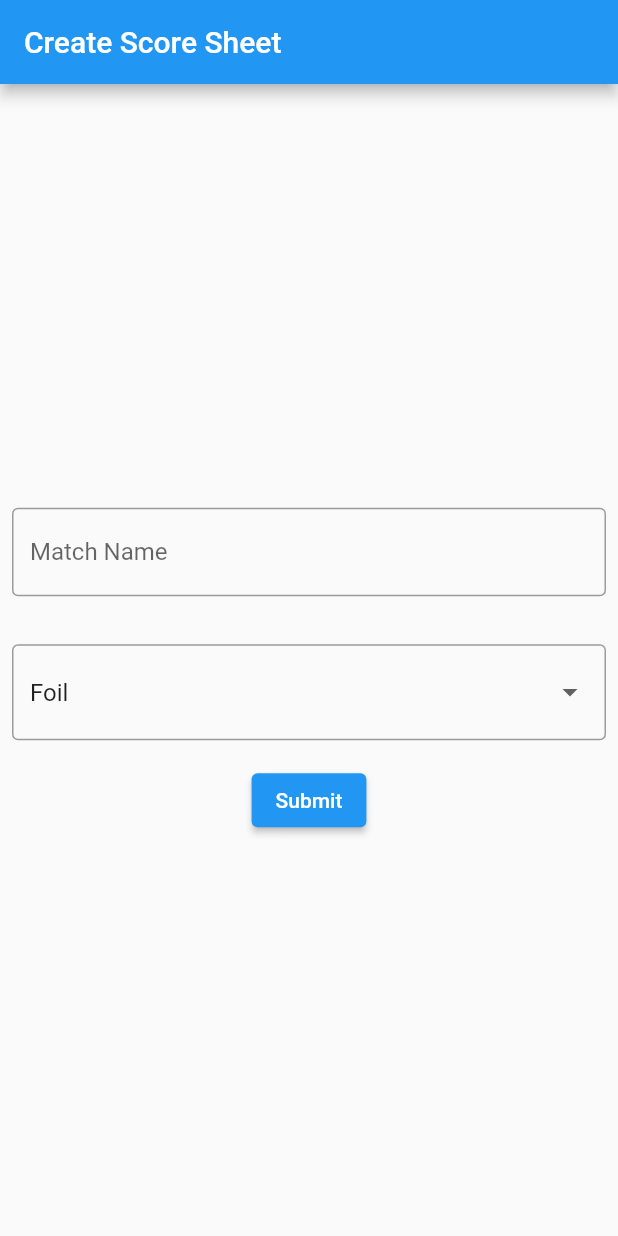
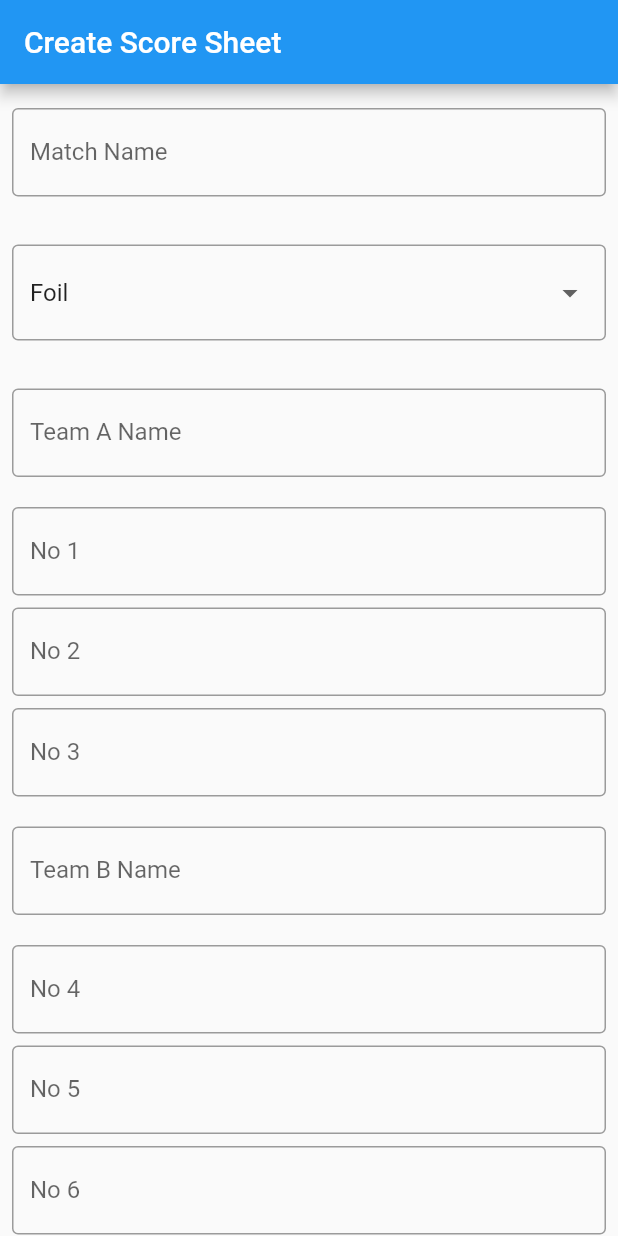
Before and after one commit to mattchan598/fencing_scoring_app, a Flutter app: the screen it shows after launch, on a phone screen of 412 x 824 dp. Run offline on Flutter 3.47's test engine with Material 2 defaults, Android fonts, the phone set to English and light mode, and no system bars.

Commit message:
Add form fields for team members

```diff
--- a/lib/main.dart
+++ b/lib/main.dart
@@ -11,15 +11,6 @@ class MyApp extends StatelessWidget {
     return MaterialApp(
       title: 'Fencing Scoring App',
       theme: ThemeData(
-        // This is the theme of your application.
-        //
-        // Try running your application with "flutter run". You'll see the
-        // application has a blue toolbar. Then, without quitting the app, try
-        // changing the primarySwatch below to Colors.green and then invoke
-        // "hot reload" (press "r" in the console where you ran "flutter run",
-        // or simply save your changes to "hot reload" in a Flutter IDE).
-        // Notice that the counter didn't reset back to zero; the application
-        // is not restarted.
         primarySwatch: Colors.blue,
         // This makes the visual density adapt to the platform that you run
         // the app on. For desktop platforms, the controls will be smaller and
@@ -131,6 +122,142 @@ class _MyHomePageState extends State<MyHomePage> {
                           }).toList(),
                         ),
                       ),
+                      Padding(
+                        padding:
+                            EdgeInsets.symmetric(horizontal: 8, vertical: 16),
+                        child: TextFormField(
+                          decoration: InputDecoration(
+                              border: OutlineInputBorder(),
+                              labelText: 'Team A Name'),
+
+                          // The validator receives the text that the user has entered.
+                          validator: (value) {
+                            if (value == null || value.isEmpty) {
+                              return 'Please enter some text';
+                            }
+                            return null;
+                          },
+                        ),
+                      ),
+                      Padding(
+                        padding:
+                            EdgeInsets.symmetric(horizontal: 8, vertical: 4),
+                        child: TextFormField(
+                          decoration: InputDecoration(
+                              border: OutlineInputBorder(),
+                              labelText: 'No 1'),
+
+                          // The validator receives the text that the user has entered.
+                          validator: (value) {
+                            if (value == null || value.isEmpty) {
+                              return 'Please enter some text';
+                            }
+                            return null;
+                          },
+                        ),
+                      ),
+                      Padding(
+                        padding:
+                            EdgeInsets.symmetric(horizontal: 8, vertical: 4),
+                        child: TextFormField(
+                          decoration: InputDecoration(
+                              border: OutlineInputBorder(),
+                              labelText: 'No 2'),
+
+                          // The validator receives the text that the user has entered.
+                          validator: (value) {
+                            if (value == null || value.isEmpty) {
+                              return 'Please enter some text';
+                            }
+                            return null;
+                          },
+                        ),
+                      ),
+                      Padding(
+                        padding:
+                            EdgeInsets.symmetric(horizontal: 8, vertical: 4),
+                        child: TextFormField(
+                          decoration: InputDecoration(
+                              border: OutlineInputBorder(),
+                              labelText: 'No 3'),
+
+                          // The validator receives the text that the user has entered.
+                          validator: (value) {
+                            if (value == null || value.isEmpty) {
+                              return 'Please enter some text';
+                            }
+                            return null;
+                          },
+                        ),
+                      ),
+                      Padding(
+                        padding:
+                            EdgeInsets.symmetric(horizontal: 8, vertical: 16),
+                        child: TextFormField(
+                          decoration: InputDecoration(
+                              border: OutlineInputBorder(),
+                              labelText: 'Team B Name'),
+
+                          // The validator receives the text that the user has entered.
+                          validator: (value) {
+                            if (value == null || value.isEmpty) {
+                              return 'Please enter some text';
+                            }
+                            return null;
+                          },
+                        ),
+                      ),
+                      Padding(
+                        padding:
+                            EdgeInsets.symmetric(horizontal: 8, vertical: 4),
+                        child: TextFormField(
+                          decoration: InputDecoration(
+                              border: OutlineInputBorder(),
+                              labelText: 'No 4'),
+
+                          // The validator receives the text that the user has entered.
+                          validator: (value) {
+                            if (value == null || value.isEmpty) {
+                              return 'Please enter some text';
+                            }
+                            return null;
+                          },
+                        ),
+                      ),
+                      Padding(
+                        padding:
+                            EdgeInsets.symmetric(horizontal: 8, vertical: 4),
+                        child: TextFormField(
+                          decoration: InputDecoration(
+                              border: OutlineInputBorder(),
+                              labelText: 'No 5'),
+
+                          // The validator receives the text that the user has entered.
+                          validator: (value) {
+                            if (value == null || value.isEmpty) {
+                              return 'Please enter some text';
+                            }
+                            return null;
+                          },
+                        ),
+                      ),
+                      Padding(
+                        padding:
+                            EdgeInsets.symmetric(horizontal: 8, vertical: 4),
+                        child: TextFormField(
+                          decoration: InputDecoration(
+                              border: OutlineInputBorder(),
+                              labelText: 'No 6'),
+
+                          // The validator receives the text that the user has entered.
+                          validator: (value) {
+                            if (value == null || value.isEmpty) {
+                              return 'Please enter some text';
+                            }
+                            return null;
+                          },
+                        ),
+                      ),
                       ElevatedButton(
                         onPressed: () {
                           // Validate returns true if the form is valid, or false otherwise.
@@ -141,7 +268,7 @@ class _MyHomePageState extends State<MyHomePage> {
                                 SnackBar(content: Text('Saving Team Match')));
                           }
                         },
-                        child: Text('Submit'),
+                        child: Text('Create Team Match'),
                       ),
                     ],
                   ))
```
